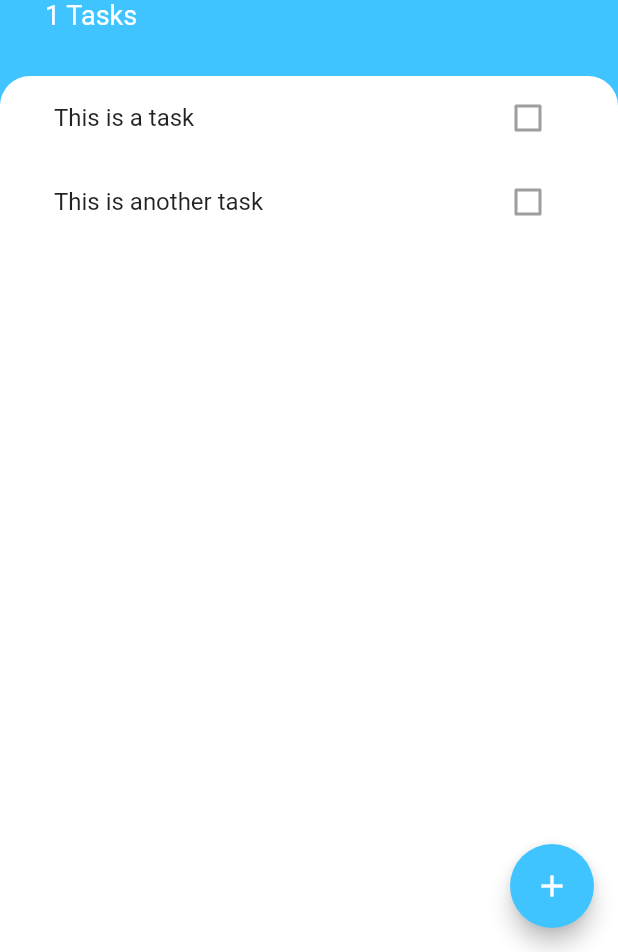
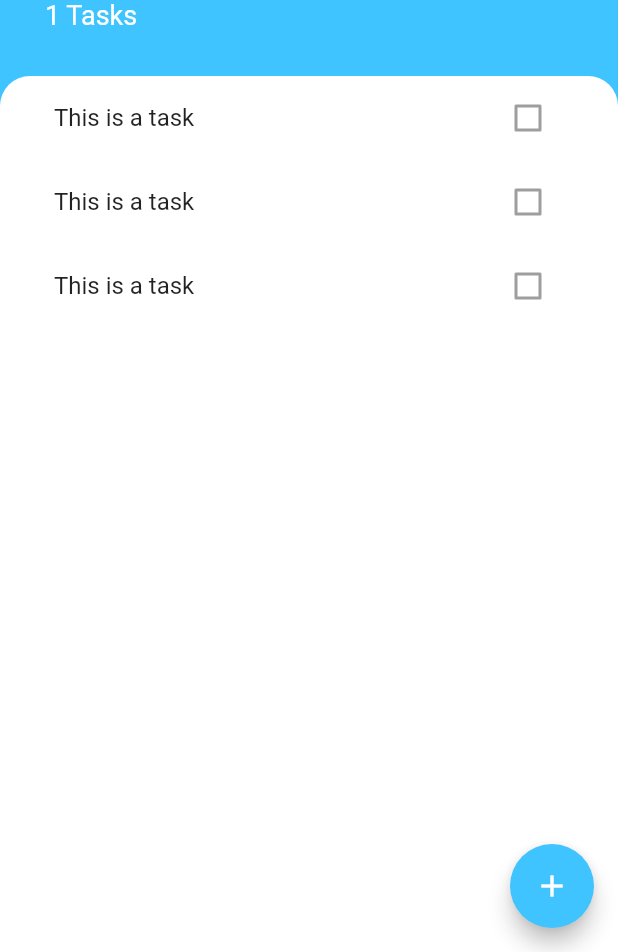
Before and after one commit to kabbo-nibir/Todo_App, a Flutter app: the screen it shows after launch, on a phone screen of 412 x 824 dp, the part 284-1236 px from its top. Run offline on Flutter 3.47's test engine with Material 2 defaults, Android fonts, the phone set to English and light mode, and no system bars.

Commit message:
refector code

```diff
--- a/lib/screen/tasks_screen.dart
+++ b/lib/screen/tasks_screen.dart
@@ -1,6 +1,7 @@
 import 'package:flutter/cupertino.dart';
 import 'package:flutter/material.dart';
 import 'package:flutter/widgets.dart';
+import 'package:todo_app/widgets/task_list.dart';
 
 class TasksScreen extends StatelessWidget {
   @override
@@ -51,18 +52,7 @@ class TasksScreen extends StatelessWidget {
                   topRight: Radius.circular(20.0),
                 ),
               ),
-              child: ListView(
-                children: <Widget>[
-                  ListTile(
-                    title: Text('This is a task'),
-                    trailing: Checkbox(value: false),
-                  ),
-                  ListTile(
-                    title: Text('This is another task'),
-                    trailing: Checkbox(value: false),
-                  ),
-                ],
-              ),
+              child: TaskList(),
             ),
           ),
         ],
--- /dev/null
+++ b/lib/widgets/task_list.dart
@@ -0,0 +1,15 @@
+import 'package:flutter/material.dart';
+import 'package:todo_app/widgets/task_tile.dart';
+
+class TaskList extends StatelessWidget {
+  @override
+  Widget build(BuildContext context) {
+    return ListView(
+      children: <Widget>[
+        TaskTile(),
+        TaskTile(),
+        TaskTile(),
+      ],
+    );
+  }
+}
--- /dev/null
+++ b/lib/widgets/task_tile.dart
@@ -0,0 +1,11 @@
+import 'package:flutter/material.dart';
+
+class TaskTile extends StatelessWidget {
+  @override
+  Widget build(BuildContext context) {
+    return ListTile(
+      title: Text('This is a task'),
+      trailing: Checkbox(value: false),
+    );
+  }
+}
```
